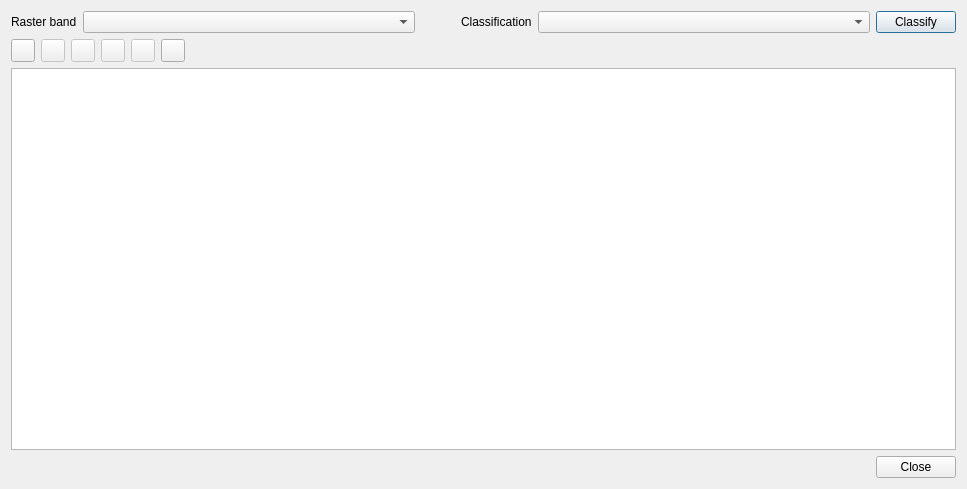
Above: dialogs/Ui_RasterAttributeTableDialog.ui from noaa-ocs-hydrography/qgis-raster-attribute-table-plugin before the change. Below: the same form after it.
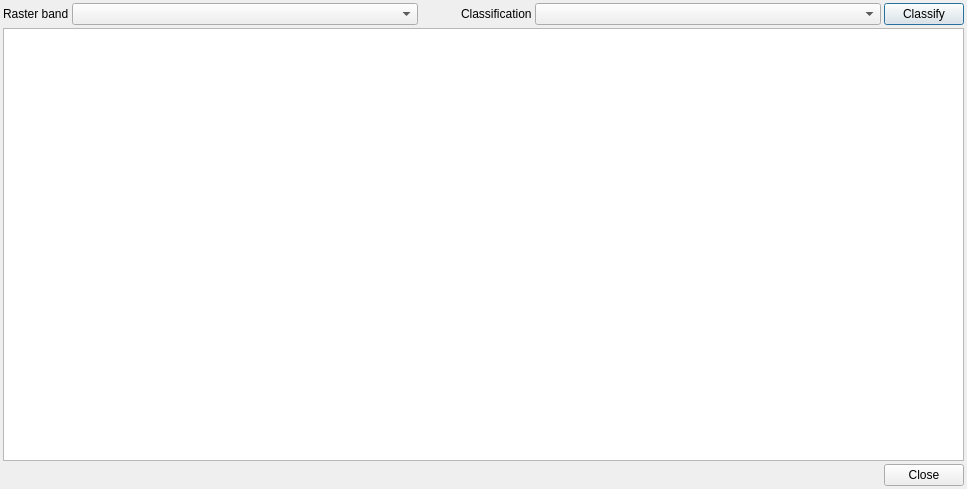
That is the form after the change.

Commit message:
Add tests for load/save utf8 and accented, UX changes
- Tests for #6 (no actual fixes)
- Fixes #4
- Fixes #7

```diff
--- a/dialogs/Ui_RasterAttributeTableDialog.ui
+++ b/dialogs/Ui_RasterAttributeTableDialog.ui
@@ -14,6 +14,21 @@
    <string>Raster Attribute Table</string>
   </property>
   <layout class="QVBoxLayout" name="verticalLayout">
+   <property name="spacing">
+    <number>3</number>
+   </property>
+   <property name="leftMargin">
+    <number>3</number>
+   </property>
+   <property name="topMargin">
+    <number>3</number>
+   </property>
+   <property name="rightMargin">
+    <number>3</number>
+   </property>
+   <property name="bottomMargin">
+    <number>3</number>
+   </property>
    <item>
     <layout class="QHBoxLayout" name="horizontalLayout_2" stretch="0,1,0,0,1,0">
      <item>
@@ -58,102 +73,6 @@
      </item>
     </layout>
    </item>
-   <item>
-    <layout class="QHBoxLayout" name="horizontalLayout">
-     <item>
-      <layout class="QGridLayout" name="mButtonsGridLayout">
-       <item row="0" column="0">
-        <widget class="QToolButton" name="mToggleEditingToolButton">
-         <property name="toolTip">
-          <string>Toggle editing</string>
-         </property>
-         <property name="text">
-          <string/>
-         </property>
-         <property name="checkable">
-          <bool>true</bool>
-         </property>
-        </widget>
-       </item>
-       <item row="0" column="1">
-        <widget class="QToolButton" name="mAddColumnToolButton">
-         <property name="enabled">
-          <bool>false</bool>
-         </property>
-         <property name="toolTip">
-          <string>Add a new column</string>
-         </property>
-         <property name="text">
-          <string/>
-         </property>
-        </widget>
-       </item>
-       <item row="0" column="2">
-        <widget class="QToolButton" name="mRemoveColumnToolButton">
-         <property name="enabled">
-          <bool>false</bool>
-         </property>
-         <property name="toolTip">
-          <string>Delete current column</string>
-         </property>
-         <property name="text">
-          <string/>
-         </property>
-        </widget>
-       </item>
-       <item row="0" column="3">
-        <widget class="QToolButton" name="mAddRowToolButton">
-         <property name="enabled">
-          <bool>false</bool>
-         </property>
-         <property name="toolTip">
-          <string>Add a new row</string>
-         </property>
-         <property name="text">
-          <string/>
-         </property>
-        </widget>
-       </item>
-       <item row="0" column="4">
-        <widget class="QToolButton" name="mRemoveRowToolButton">
-         <property name="enabled">
-          <bool>false</bool>
-         </property>
-         <property name="toolTip">
-          <string>Delete current row</string>
-         </property>
-         <property name="text">
-          <string/>
-         </property>
-        </widget>
-       </item>
-       <item row="0" column="5">
-        <widget class="QToolButton" name="mSaveChangesToolButton">
-         <property name="toolTip">
-          <string>Save changes</string>
-         </property>
-         <property name="text">
-          <string/>
-         </property>
-        </widget>
-       </item>
-      </layout>
-     </item>
-     <item>
-      <spacer name="horizontalSpacer">
-       <property name="orientation">
-        <enum>Qt::Horizontal</enum>
-       </property>
-       <property name="sizeHint" stdset="0">
-        <size>
-         <width>40</width>
-         <height>20</height>
-        </size>
-       </property>
-      </spacer>
-     </item>
-    </layout>
-   </item>
    <item>
     <widget class="QTableView" name="mRATView">
      <property name="selectionMode">
```
The commit also changes 2 other files.
